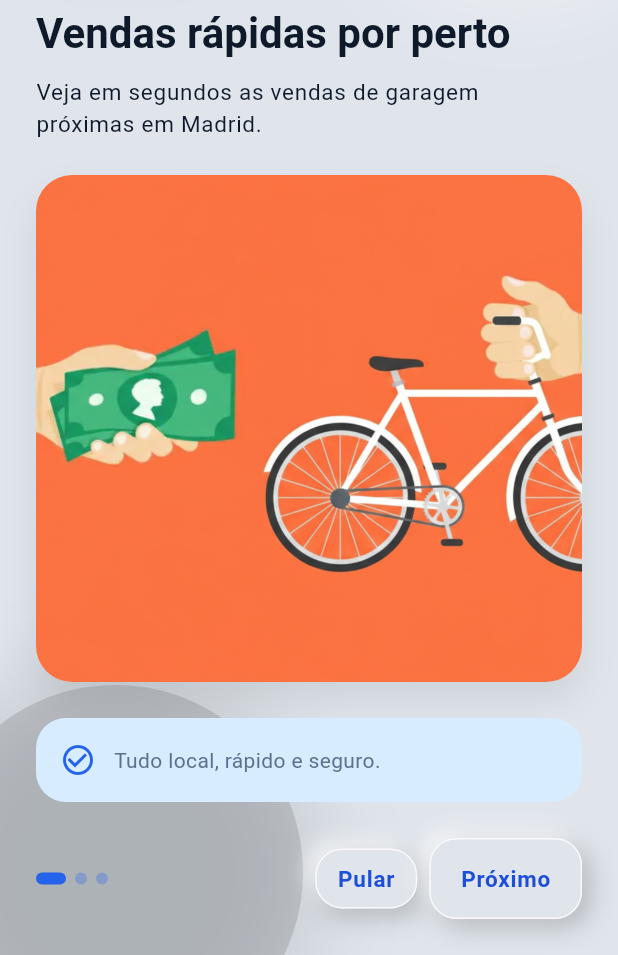
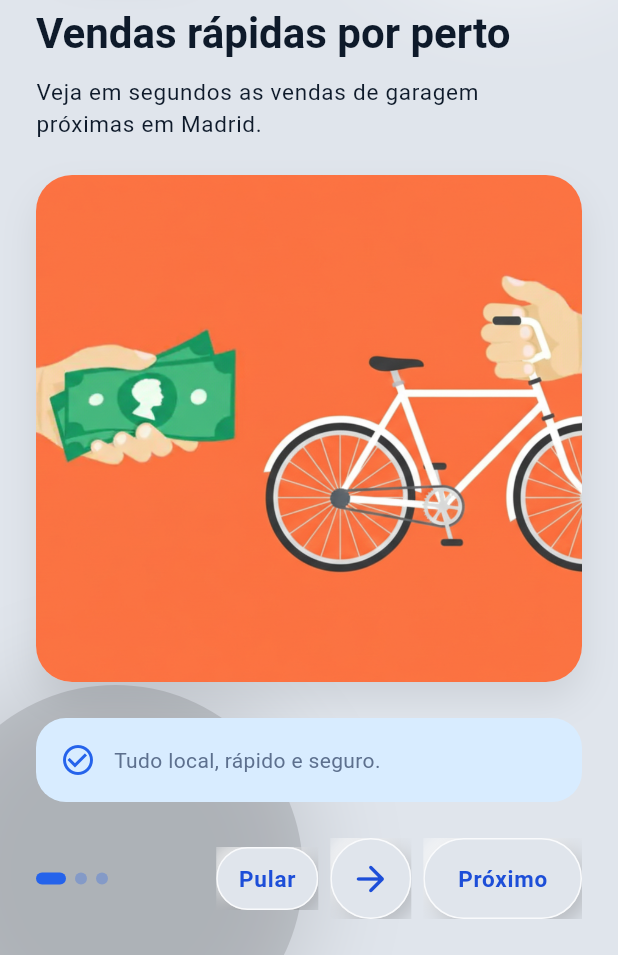
Before and after one commit to Mauricio-HNS/ClinicFlow-AI, a Flutter app: the screen it shows after launch, on a phone screen of 412 x 824 dp, the part 281-1236 px from its top. Run offline on Flutter 3.47's test engine with Material 3 defaults, Android fonts, the phone set to English and light mode, and no system bars; our stand-ins replace image_picker.

Commit message:
style(onboarding): apply glassy neumorphic circular and pill controls

```diff
--- a/lib/screens/onboarding_screen.dart
+++ b/lib/screens/onboarding_screen.dart
@@ -1,6 +1,5 @@
 import 'package:flutter/material.dart';
 import '../theme/app_colors.dart';
-import '../widgets/gradient_button.dart';
 
 class OnboardingScreen extends StatefulWidget {
   const OnboardingScreen({super.key});
@@ -60,19 +59,28 @@ class _OnboardingScreenState extends State<OnboardingScreen> {
                 children: [
                   _Dots(count: _pages.length, index: _page),
                   const Spacer(),
-                  GradientButton(
+                  _NeumorphicPillButton(
                     label: 'Pular',
-                    height: 40,
-                    radius: 16,
-                    padding: const EdgeInsets.symmetric(horizontal: 14),
+                    compact: true,
                     onPressed: () => Navigator.pushReplacementNamed(context, '/auth'),
                   ),
                   const SizedBox(width: 8),
-                  GradientButton(
+                  _NeumorphicRoundButton(
+                    icon: Icons.arrow_forward_rounded,
+                    onPressed: () {
+                      if (_page < _pages.length - 1) {
+                        _controller.nextPage(duration: const Duration(milliseconds: 300), curve: Curves.easeOutCubic);
+                      } else {
+                        Navigator.pushReplacementNamed(context, '/auth');
+                      }
+                    },
+                  ),
+                  const SizedBox(width: 8),
+                  _NeumorphicPillButton(
                     label: _page == _pages.length - 1 ? 'Começar' : 'Próximo',
                     onPressed: () {
                       if (_page < _pages.length - 1) {
-                        _controller.nextPage(duration: const Duration(milliseconds: 300), curve: Curves.easeOut);
+                        _controller.nextPage(duration: const Duration(milliseconds: 300), curve: Curves.easeOutCubic);
                       } else {
                         Navigator.pushReplacementNamed(context, '/auth');
                       }
@@ -227,3 +235,103 @@ class _Dots extends StatelessWidget {
     );
   }
 }
+
+class _NeumorphicRoundButton extends StatelessWidget {
+  final IconData icon;
+  final VoidCallback onPressed;
+
+  const _NeumorphicRoundButton({
+    required this.icon,
+    required this.onPressed,
+  });
+
+  @override
+  Widget build(BuildContext context) {
+    return SizedBox(
+      width: 54,
+      height: 54,
+      child: Material(
+        color: Colors.transparent,
+        child: InkWell(
+          onTap: onPressed,
+          borderRadius: BorderRadius.circular(999),
+          child: Ink(
+            decoration: BoxDecoration(
+              color: AppColors.neumorphicBase,
+              shape: BoxShape.circle,
+              border: Border.all(color: Colors.white.withValues(alpha: 0.82)),
+              boxShadow: [
+                BoxShadow(
+                  color: AppColors.neumorphicLightShadow,
+                  blurRadius: 10,
+                  offset: const Offset(-5, -5),
+                ),
+                BoxShadow(
+                  color: AppColors.neumorphicDarkShadow,
+                  blurRadius: 12,
+                  offset: const Offset(5, 5),
+                ),
+              ],
+            ),
+            child: Icon(icon, color: AppColors.primaryEnd, size: 28),
+          ),
+        ),
+      ),
+    );
+  }
+}
+
+class _NeumorphicPillButton extends StatelessWidget {
+  final String label;
+  final VoidCallback onPressed;
+  final bool compact;
+
+  const _NeumorphicPillButton({
+    required this.label,
+    required this.onPressed,
+    this.compact = false,
+  });
+
+  @override
+  Widget build(BuildContext context) {
+    return SizedBox(
+      height: compact ? 42 : 54,
+      child: Material(
+        color: Colors.transparent,
+        child: InkWell(
+          onTap: onPressed,
+          borderRadius: BorderRadius.circular(999),
+          child: Ink(
+            padding: EdgeInsets.symmetric(horizontal: compact ? 14 : 22),
+            decoration: BoxDecoration(
+              color: AppColors.neumorphicBase,
+              borderRadius: BorderRadius.circular(999),
+              border: Border.all(color: Colors.white.withValues(alpha: 0.82)),
+              boxShadow: [
+                BoxShadow(
+                  color: AppColors.neumorphicLightShadow,
+                  blurRadius: 10,
+                  offset: const Offset(-5, -5),
+                ),
+                BoxShadow(
+                  color: AppColors.neumorphicDarkShadow,
+                  blurRadius: 12,
+                  offset: const Offset(5, 5),
+                ),
+              ],
+            ),
+            child: Center(
+              child: Text(
+                label,
+                style: Theme.of(context).textTheme.bodyLarge?.copyWith(
+                      color: AppColors.primaryEnd,
+                      fontWeight: FontWeight.w700,
+                    ),
+              ),
+            ),
+          ),
+        ),
+      ),
+    );
+  }
+}
```
